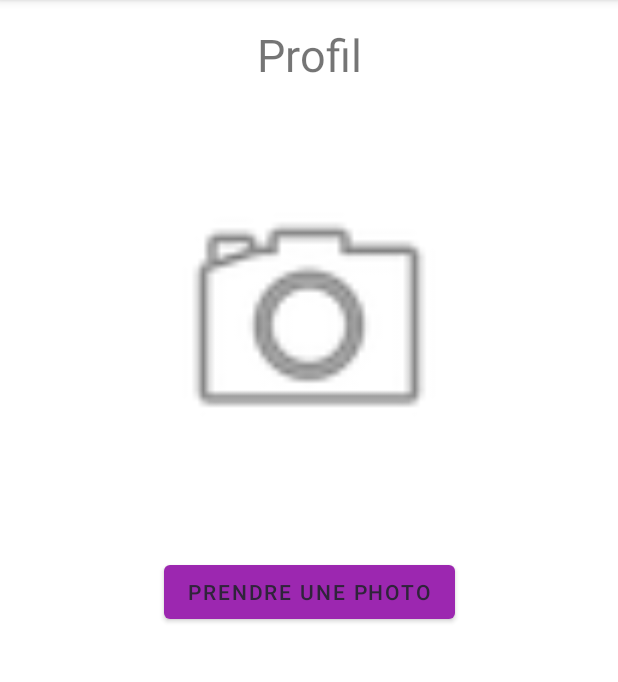
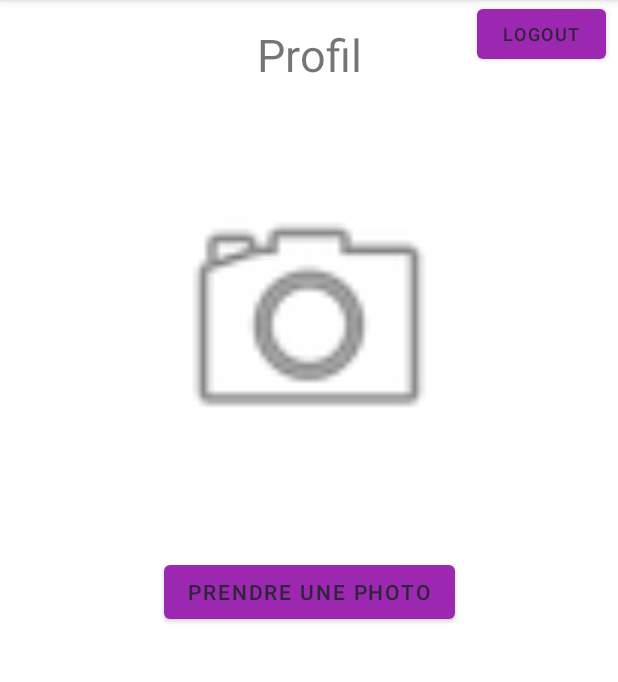
Before and after one commit to skullkid59600/goodboi, an Android app: the fragment ProfilFragment shown on its own in the app's theme, on a phone screen of 412 x 824 dp, the part 84-766 px from its top. Run offline under Robolectric (Android 15) with nearby library versions, the phone set to English and light mode, and no system bars.

Commit message:
:sparkles: : signout working on profile screen

```diff
--- a/app/src/main/java/com/goodboi/activities/data/Repository/AuthRepository.kt
+++ b/app/src/main/java/com/goodboi/activities/data/Repository/AuthRepository.kt
@@ -31,4 +31,8 @@ class AuthRepository(val firebaseAuthService: FirebaseAuthService) {
         }
         return response
     }
+
+    fun signOut() {
+        firebaseAuthService.signOut()
+    }
 }
--- a/app/src/main/java/com/goodboi/activities/data/dataSource/remote/firebase/FirebaseAuthService.kt
+++ b/app/src/main/java/com/goodboi/activities/data/dataSource/remote/firebase/FirebaseAuthService.kt
@@ -14,4 +14,6 @@ class FirebaseAuthService {
 
     fun signUp(email: String, password: String) =
         auth.createUserWithEmailAndPassword(email, password)
+
+    fun signOut() = auth.signOut()
 }
--- a/app/src/main/java/com/goodboi/fragments/ProfileFragment.kt
+++ b/app/src/main/java/com/goodboi/fragments/ProfileFragment.kt
@@ -1,6 +1,5 @@
 package com.goodboi.fragments
 
-import android.Manifest
 import android.app.Activity.RESULT_OK
 import android.content.ActivityNotFoundException
 import android.content.Intent
@@ -13,13 +12,16 @@ import android.view.View
 import android.view.ViewGroup
 import android.widget.Button
 import android.widget.ImageView
-import androidx.activity.result.contract.ActivityResultContracts
 import androidx.fragment.app.Fragment
+import androidx.navigation.fragment.findNavController
 import com.goodboi.R
+import com.goodboi.fragments.viewModel.LoginViewModel
+import org.koin.androidx.viewmodel.ext.android.viewModel
 
 class ProfilFragment : Fragment() {
 
     private val MY_CAMERA_REQUEST_CODE = 100
+    private val loginViewModel: LoginViewModel by viewModel()
 
     override fun onCreateView(
         inflater: LayoutInflater, container: ViewGroup?,
@@ -59,5 +61,10 @@ class ProfilFragment : Fragment() {
         view.findViewById<Button>(R.id.buttonPhoto).setOnClickListener {
             dispatchTakePictureIntent()
         }
+
+        view.findViewById<Button>(R.id.logoutButton).setOnClickListener {
+            loginViewModel.logOut()
+            findNavController().navigate(R.id.loginFragment)
+        }
     }
 }
--- a/app/src/main/java/com/goodboi/fragments/viewModel/LoginViewModel.kt
+++ b/app/src/main/java/com/goodboi/fragments/viewModel/LoginViewModel.kt
@@ -6,4 +6,5 @@ import com.goodboi.activities.data.Repository.AuthRepository
 class LoginViewModel (val authRepository: AuthRepository): ViewModel() {
     fun signIn(email: String, password: String) = authRepository.signIn(email, password)
     fun signUp(email: String, password: String) = authRepository.signUp(email, password)
+    fun logOut() = authRepository.signOut()
 }
--- a/app/src/main/res/layout/fragment_profil.xml
+++ b/app/src/main/res/layout/fragment_profil.xml
@@ -16,7 +16,7 @@
             android:layout_height="wrap_content"
             android:layout_marginTop="16dp"
             android:text="@string/profile"
-            android:textSize="30dp"
+            android:textSize="30sp"
             app:layout_constraintEnd_toEndOf="parent"
             app:layout_constraintStart_toStartOf="parent"
             app:layout_constraintTop_toTopOf="parent" />
@@ -39,5 +39,15 @@
             app:layout_constraintEnd_toEndOf="parent"
             app:layout_constraintStart_toStartOf="parent"
             app:layout_constraintTop_toBottomOf="@+id/profilePicture" />
+
+        <Button
+            android:id="@+id/logoutButton"
+            android:layout_width="86dp"
+            android:layout_height="45dp"
+            android:layout_marginEnd="8dp"
+            android:text="@string/logout"
+            android:textSize="12sp"
+            app:layout_constraintEnd_toEndOf="parent"
+            app:layout_constraintTop_toTopOf="parent" />
     </androidx.constraintlayout.widget.ConstraintLayout>
 </FrameLayout>
--- a/app/src/main/res/values/strings.xml
+++ b/app/src/main/res/values/strings.xml
@@ -20,5 +20,6 @@
     <string name="profilePicture">Photo de profil</string>
     <string name="swipe">Swipe</string>
     <string name="takePicture">Prendre une photo</string>
+    <string name="logout">Logout</string>
     <string name="empty"></string>
 </resources>
```
